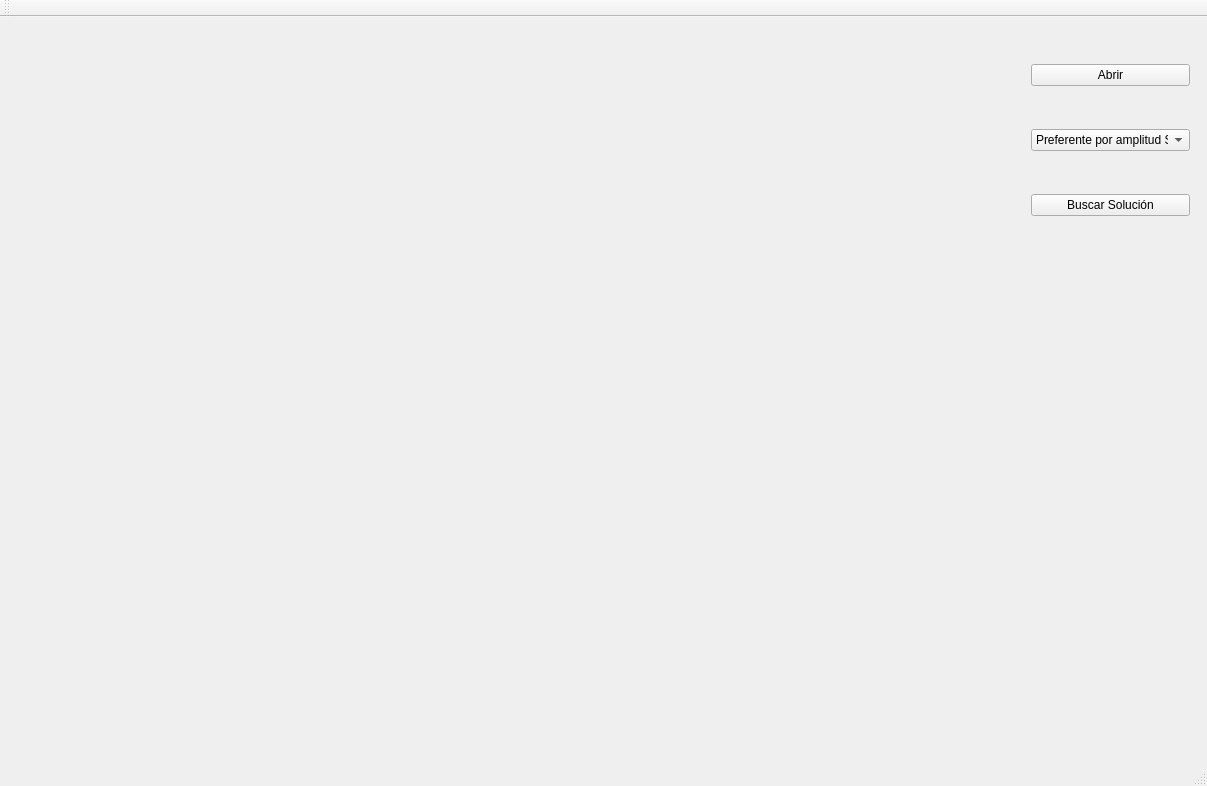
Salazarjuan/InteligenciaArtificialProyectoFinal, file ProyectoIA/mapa.ui: the form before one commit.
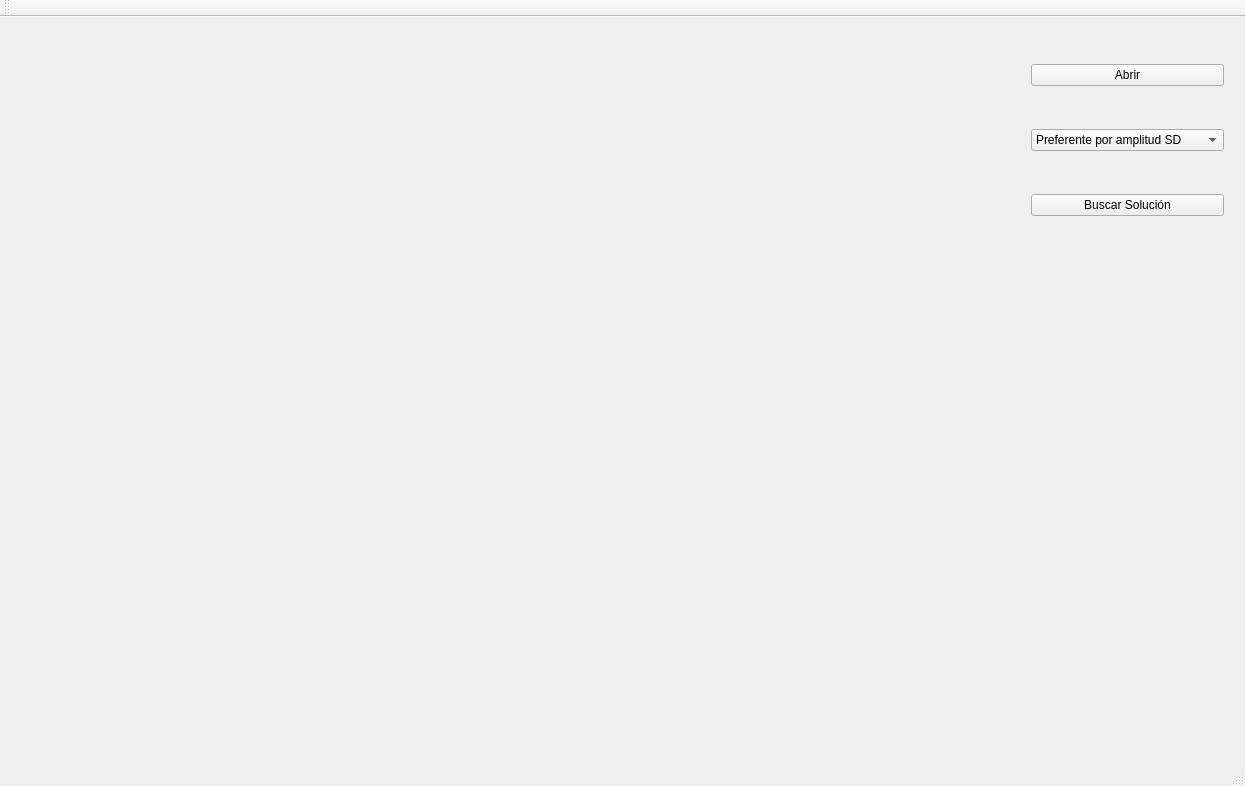
The form after the commit.

```diff
--- a/ProyectoIA/mapa.ui
+++ b/ProyectoIA/mapa.ui
@@ -6,7 +6,7 @@
    <rect>
     <x>0</x>
     <y>0</y>
-    <width>1207</width>
+    <width>1245</width>
     <height>786</height>
    </rect>
   </property>
@@ -37,7 +37,7 @@
      <rect>
       <x>1020</x>
       <y>-1</y>
-      <width>181</width>
+      <width>215</width>
       <height>251</height>
      </rect>
     </property>
```
Left out of the diff: 19 changed lines with no effect on the pictures.
